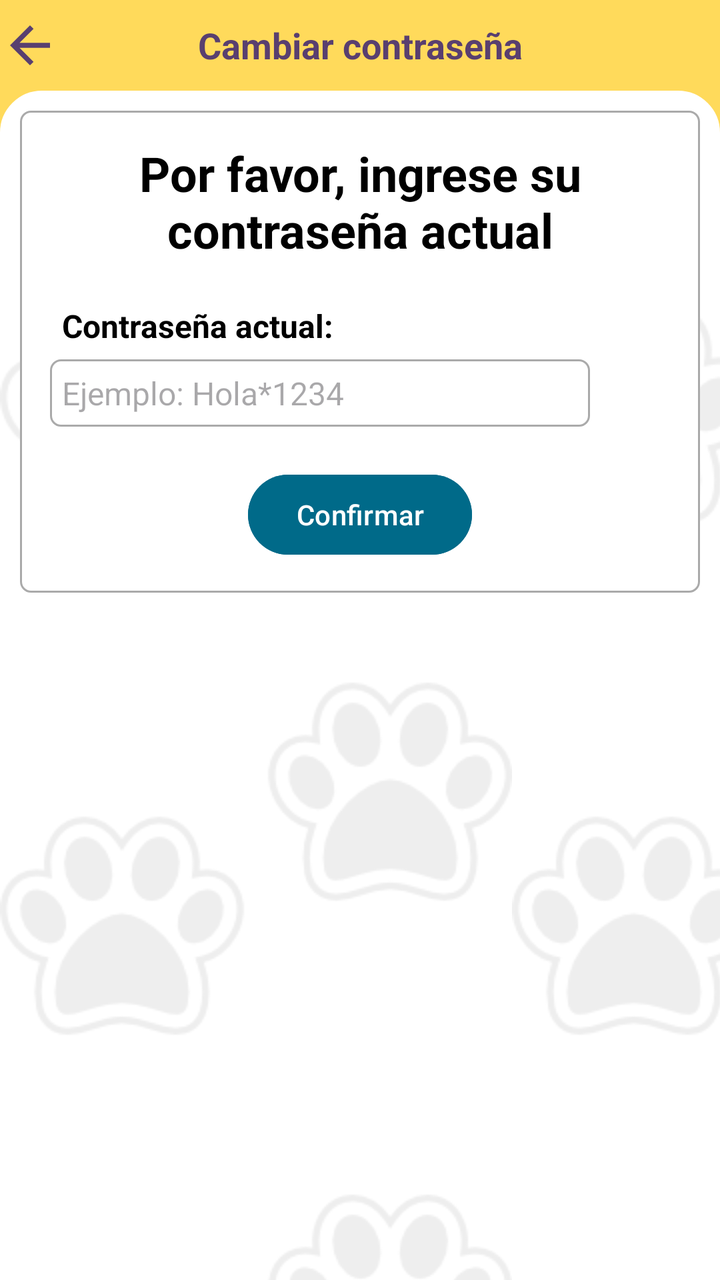
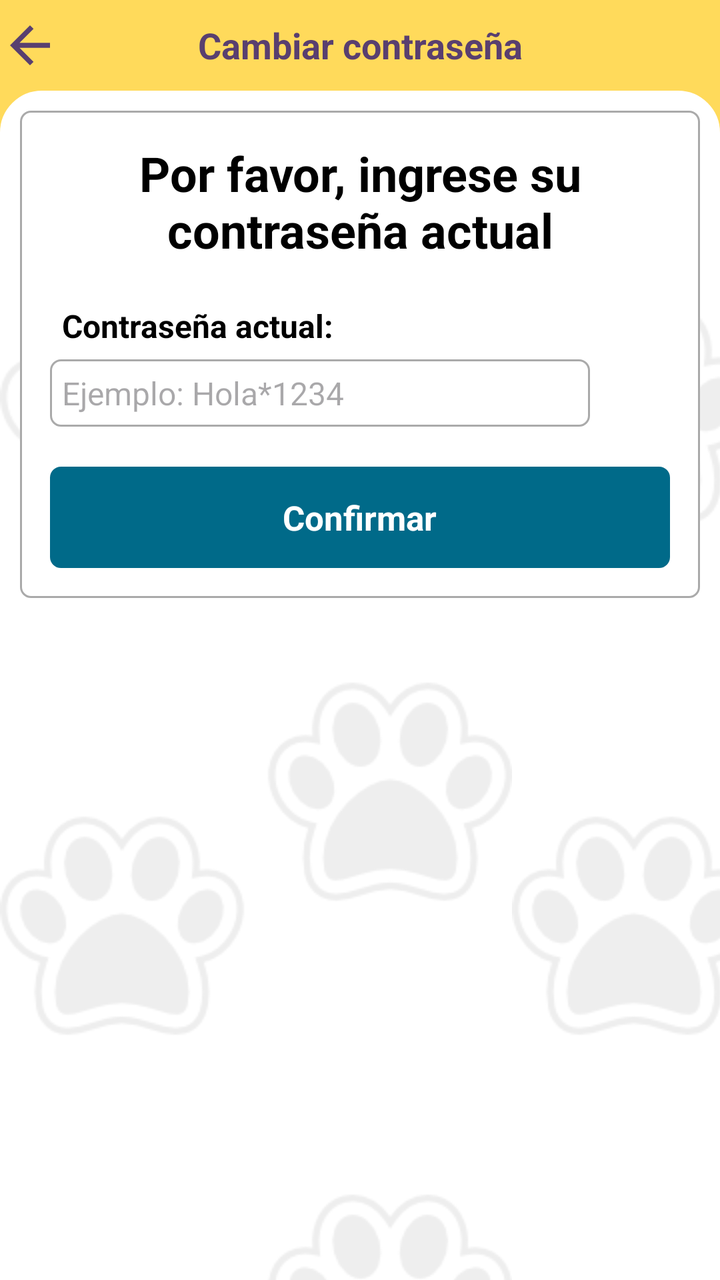

An Android layout rendered at two revisions. The XML below is the earlier revision; the diff shows what the commit changed to produce the second picture.
<!-- AndroidManifest.xml: application theme Theme.TIC_PV -->
<!-- res/layout/activity_cambiar_clave.xml -->
<?xml version="1.0" encoding="utf-8"?>
<RelativeLayout xmlns:android="http://schemas.android.com/apk/res/android"
    xmlns:app="http://schemas.android.com/apk/res-auto"
    xmlns:tools="http://schemas.android.com/tools"
    android:id="@+id/main"
    android:layout_width="match_parent"
    android:layout_height="match_parent"
    android:fitsSystemWindows="true"
    android:focusableInTouchMode="true"
    android:background="@color/yellow"
    tools:context=".Vista.CambiarClaveActivity">

    <RelativeLayout
        android:layout_width="match_parent"
        android:layout_height="wrap_content"
        android:id="@+id/lYSuperiorCambiarClave"
        android:background="@color/yellow"
        android:orientation="horizontal">

        <ImageView
            android:layout_width="30dp"
            android:layout_height="30dp"
            android:id="@+id/iVRegresarCambiarClave"
            android:layout_centerVertical="true"
            android:foreground="?android:attr/selectableItemBackgroundBorderless"
            android:background="@drawable/ic_retroceder"
            android:backgroundTint="@color/lila"/>

        <TextView
            android:layout_width="match_parent"
            android:layout_height="wrap_content"
            android:id="@+id/tVTituloCambiarClave"
            android:textSize="18sp"
            android:layout_centerVertical="true"
            android:textAlignment="center"
            android:textStyle="bold"
            android:textColor="@color/lila"
            android:text="Cambiar contraseña"/>

        <View
            android:id="@+id/viewTituloCambiarClave"
            android:layout_width="match_parent"
            android:layout_height="1dp"
            android:layout_marginTop="20dp"
            android:layout_below="@+id/tVTituloCambiarClave"
            android:background="@color/yellow" />

    </RelativeLayout>

    <FrameLayout
        android:layout_width="match_parent"
        android:layout_height="match_parent"
        android:background="@drawable/bordes_fragment"
        android:layout_below="@+id/lYSuperiorCambiarClave">

        <ScrollView
            android:layout_width="match_parent"
            android:layout_height="wrap_content"
            android:id="@+id/scrollCambiarClave">

            <LinearLayout
                android:layout_width="match_parent"
                android:layout_height="wrap_content"
                android:padding="10dp"
                android:orientation="vertical">

                <RelativeLayout
                    android:layout_width="match_parent"
                    android:layout_height="wrap_content"
                    android:padding="15dp"
                    android:id="@+id/rLAutenticarUsuario"
                    android:background="@drawable/border">

                    <TextView
                        android:layout_width="wrap_content"
                        android:layout_height="wrap_content"
                        android:id="@+id/encabezadoAutenticar"
                        android:text="Por favor, ingrese su contraseña actual"
                        android:layout_centerHorizontal="true"
                        android:textAppearance="@style/TextAppearance.AppCompat.Headline"
                        android:textAlignment="center"
                        android:textColor="@color/black"
                        android:textStyle="bold"/>

                    <TextView
                        android:layout_width="match_parent"
                        android:layout_height="wrap_content"
                        android:id="@+id/tvClaveCC"
                        android:padding="6dp"
                        android:layout_marginTop="15dp"
                        android:layout_below="@id/encabezadoAutenticar"
                        android:text="Contraseña actual:"
                        android:textColor="@color/black"
                        android:textStyle="bold"
                        android:textSize="16sp"/>

                    <EditText
                        android:id="@+id/eTClaveCC"
                        android:layout_width="match_parent"
                        android:layout_height="wrap_content"
                        android:layout_below="@id/tvClaveCC"
                        android:layout_alignParentStart="true"
                        android:layout_toEndOf="@+id/iVVerClaveActual"
                        android:layout_toStartOf="@+id/iVVerClaveActual"
                        android:background="@drawable/border"
                        android:ems="10"
                        android:hint="Ejemplo: Hola*1234"
                        android:inputType="text|textPassword"
                        android:layout_marginBottom="10dp"
                        android:padding="6dp"
                        android:maxLength="15"
                        android:textSize="16sp" />

                    <ImageView
                        android:layout_width="30dp"
                        android:layout_height="30dp"
                        android:layout_marginRight="10dp"
                        android:layout_alignParentEnd="true"
                        android:layout_marginStart="10dp"
                        android:foreground="?android:attr/selectableItemBackgroundBorderless"
                        android:layout_below="@+id/tvClaveCC"
                        android:id="@+id/iVVerClaveActual"/>

                    <Button
                        android:id="@+id/btnConfirmarAutenticacion"
                        android:layout_width="wrap_content"
                        android:layout_height="wrap_content"
                        android:layout_marginTop="10dp"
                        android:layout_below="@+id/eTClaveCC"
                        android:layout_centerHorizontal="true"
                        android:backgroundTint="@color/blue_2"
                        android:text="Confirmar" />

                </RelativeLayout>

                <RelativeLayout
                    android:layout_width="match_parent"
                    android:layout_height="wrap_content"
                    android:layout_marginTop="30dp"
                    android:padding="15dp"
                    android:id="@+id/rLNuevaClave"
                    android:visibility="gone"
                    android:background="@drawable/border">

                    <TextView
                        android:layout_width="wrap_content"
                        android:layout_height="wrap_content"
                        android:text="Ingrese su nueva contraseña"
                        android:id="@+id/encabezadoActualizarClave"
                        android:textAlignment="center"
                        android:layout_centerHorizontal="true"
                        android:textStyle="bold"
                        android:textColor="@color/black"
                        android:textAppearance="@style/TextAppearance.AppCompat.Headline"/>

                    <TextView
                        android:layout_width="match_parent"
                        android:layout_height="wrap_content"
                        android:id="@+id/tvNuevaClaveCC"
                        android:layout_marginTop="15dp"
                        android:padding="6dp"
                        android:layout_below="@+id/encabezadoActualizarClave"
                        android:text="Nueva Contraseña:"
                        android:textStyle="bold"
                        android:textColor="@color/black"
                        android:textSize="16sp"/>

                    <TextView
                        android:id="@+id/tVIndicNuevaClave"
                        android:layout_width="match_parent"
                        android:layout_height="wrap_content"
                        android:layout_below="@id/tvNuevaClaveCC"
                        android:padding="6dp"
                        android:text="La contraseña debe contar con un mínimo de 8 caracteres, un máximo de 15 caracteres, letras mayúsculas, minúsculas, números y caracteres especiales (@,-,_,#,*)"
                        android:textColor="@color/black"
                        android:textStyle="italic"
                        android:textSize="14sp" />

                    <EditText
                        android:layout_width="match_parent"
                        android:layout_height="wrap_content"
                        android:id="@+id/etNuevaClaveCC"
                        android:inputType="textPassword"
                        android:layout_alignParentStart="true"
                        android:layout_toEndOf="@+id/iVVerNuevaClave"
                        android:layout_toStartOf="@+id/iVVerNuevaClave"
                        android:hint="Ejemplo: Hola*123"
                        android:padding="6dp"
                        android:layout_marginBottom="10dp"
                        android:textColor="@color/black"
                        android:background="@drawable/border"
                        android:layout_below="@id/tVIndicNuevaClave"
                        android:maxLength="15"
                        android:textSize="16sp"/>

                    <ImageView
                        android:layout_width="30dp"
                        android:layout_height="30dp"
                        android:layout_marginRight="10dp"
                        android:layout_alignParentEnd="true"
                        android:layout_marginStart="10dp"
                        android:foreground="?android:attr/selectableItemBackgroundBorderless"
                        android:layout_below="@+id/tVIndicNuevaClave"
                        android:id="@+id/iVVerNuevaClave"/>

                    <TextView
                        android:id="@+id/tVMaxCaracteresCC"
                        android:layout_width="match_parent"
                        android:layout_height="wrap_content"
                        android:layout_below="@id/etNuevaClaveCC"
                        android:text="✔ Al menos 8 caracteres"
                        android:textColor="@android:color/holo_red_light" />

                    <TextView
                        android:id="@+id/tVMinusculasCC"
                        android:layout_width="match_parent"
                        android:layout_height="wrap_content"
                        android:layout_below="@+id/tVMaxCaracteresCC"
                        android:text="✔ Al menos una letra minúscula"
                        android:textColor="@android:color/holo_red_light" />

                    <TextView
                        android:id="@+id/tVMayusculasCC"
                        android:layout_width="match_parent"
                        android:layout_height="wrap_content"
                        android:layout_below="@+id/tVMinusculasCC"
                        android:text="✔ Al menos una letra mayúscula"
                        android:textColor="@android:color/holo_red_light" />

                    <TextView
                        android:id="@+id/tVNumeroCC"
                        android:layout_width="match_parent"
                        android:layout_height="wrap_content"
                        android:layout_below="@+id/tVMayusculasCC"
                        android:text="✔ Al menos un número"
                        android:textColor="@android:color/holo_red_light" />

                    <TextView
                        android:id="@+id/tVCaracterEspecialCC"
                        android:layout_width="match_parent"
                        android:layout_height="wrap_content"
                        android:layout_below="@+id/tVNumeroCC"
                        android:text="✔ Al menos un carácter especial"
                        android:textColor="@android:color/holo_red_light" />


                    <TextView
                        android:layout_width="match_parent"
                        android:layout_height="wrap_content"
                        android:id="@+id/tvNuevaClaveConfirCC"
                        android:layout_marginTop="10dp"
                        android:padding="6dp"
                        android:layout_below="@+id/tVCaracterEspecialCC"
                        android:text="Confirmar nueva contraseña:"
                        android:textStyle="bold"
                        android:textColor="@color/black"
                        android:textSize="16sp"/>

                    <EditText
                        android:layout_width="match_parent"
                        android:layout_height="wrap_content"
                        android:id="@+id/etNuevaClaveConfirCC"
                        android:inputType="textPassword"
                        android:layout_alignParentStart="true"
                        android:layout_toEndOf="@+id/iVVerConfirmNuevaClave"
                        android:layout_toStartOf="@+id/iVVerConfirmNuevaClave"
                        android:hint="Por favor, vuelva a ingresar su contraseña"
                        android:padding="6dp"
                        android:textColor="@color/black"
                        android:background="@drawable/border"
                        android:layout_below="@id/tvNuevaClaveConfirCC"
                        android:maxLength="15"
                        android:textSize="16sp"/>

                    <ImageView
                        android:layout_width="30dp"
                        android:layout_height="30dp"
                        android:layout_marginRight="10dp"
                        android:layout_alignParentEnd="true"
                        android:layout_marginStart="10dp"
                        android:foreground="?android:attr/selectableItemBackgroundBorderless"
                        android:layout_below="@+id/tvNuevaClaveConfirCC"
                        android:id="@+id/iVVerConfirmNuevaClave"/>

                    <TextView
                        android:id="@+id/tVErrorConfirClaveCC"
                        android:layout_width="match_parent"
                        android:layout_height="wrap_content"
                        android:layout_below="@id/etNuevaClaveConfirCC"
                        android:text="* Las contraseñas no coinciden"
                        android:textStyle="italic"
                        android:visibility="gone"
                        android:textColor="@android:color/holo_red_light"/>

                    <Button
                        android:layout_width="wrap_content"
                        android:layout_height="wrap_content"
                        android:id="@+id/btnGuardarCambioClave"
                        android:layout_centerHorizontal="true"
                        android:layout_marginTop="15dp"
                        android:layout_below="@+id/tVErrorConfirClaveCC"
                        android:text="Aceptar"/>

                </RelativeLayout>

            </LinearLayout>

        </ScrollView>

    </FrameLayout>

</RelativeLayout>
<!-- resources referenced by this layout -->
<resources>
  <color name="black">#FF000000</color>
  <color name="blue_2">#006A89</color>
  <color name="lila">#593f6f</color>
  <color name="yellow">#ffda5b</color>
  <!-- drawable border (drawable) -->
  <?xml version="1.0" encoding="utf-8"?>
  <shape xmlns:android="http://schemas.android.com/apk/res/android">
      
      <solid android:color="#FFFFFF"/>
  
      
      <stroke android:width="1dp" android:color="#AAAAAA"/>
  
      
      <corners android:radius="5dp"/>
  </shape>
  <!-- drawable bordes_fragment (drawable) -->
  <?xml version="1.0" encoding="utf-8"?>
  <layer-list xmlns:android="http://schemas.android.com/apk/res/android">
  
      
      <item>
          <shape android:shape="rectangle">
              <solid android:color="#FFFFFF" />
  
              
              <corners
                  android:topLeftRadius="20dp"
                  android:topRightRadius="20dp" />
  
              <stroke
                  android:width="2dp"
                  android:color="#FFFFFF" />
          </shape>
      </item>
  
      
      <item>
          <bitmap
              android:src="@drawable/huellitas"
              android:tileMode="repeat"
              android:gravity="center"
              android:tint="@android:color/darker_gray"
              android:alpha="0.2"/> 
      </item>
  
  </layer-list>
  <!-- drawable ic_retroceder (drawable) -->
  <vector xmlns:android="http://schemas.android.com/apk/res/android" android:autoMirrored="true" android:height="24dp" android:tint="#FFFFFF" android:viewportHeight="24" android:viewportWidth="24" android:width="24dp">
        
      <path android:fillColor="@android:color/white" android:pathData="M20,11H7.83l5.59,-5.59L12,4l-8,8 8,8 1.41,-1.41L7.83,13H20v-2z"/>
      
  </vector>
  <style name="Theme.TIC_PV" parent="Base.Theme.TIC_PV" />
  <!-- drawable huellitas: png bitmap (drawable, 6949 bytes) -->
  <style name="Base.Theme.TIC_PV" parent="Theme.Material3.DayNight.NoActionBar">
          
          
  
  
  
  
  
  
  
  
      </style>
</resources>

<!-- the commit's change to res/layout/activity_cambiar_clave.xml (unified diff, before → after) -->
@@ -121,15 +121,29 @@
                         android:layout_below="@+id/tvClaveCC"
                         android:id="@+id/iVVerClaveActual"/>
 
-                    <Button
+                    <LinearLayout
                         android:id="@+id/btnConfirmarAutenticacion"
-                        android:layout_width="wrap_content"
+                        android:layout_width="match_parent"
                         android:layout_height="wrap_content"
                         android:layout_marginTop="10dp"
                         android:layout_below="@+id/eTClaveCC"
-                        android:layout_centerHorizontal="true"
+                        android:background="@drawable/border"
                         android:backgroundTint="@color/blue_2"
-                        android:text="Confirmar" />
+                        android:clickable="true"
+                        android:focusable="true"
+                        android:foreground="?android:attr/selectableItemBackground"
+                        android:gravity="center"
+                        android:orientation="horizontal"
+                        android:padding="14dp">
+
+                        <TextView
+                            android:layout_width="wrap_content"
+                            android:layout_height="wrap_content"
+                            android:text="Confirmar"
+                            android:textColor="@color/white"
+                            android:textSize="17sp"
+                            android:textStyle="bold" />
+                    </LinearLayout>
 
                 </RelativeLayout>
 
@@ -292,14 +306,29 @@
                         android:visibility="gone"
                         android:textColor="@android:color/holo_red_light"/>
 
-                    <Button
-                        android:layout_width="wrap_content"
+                    <LinearLayout
+                        android:layout_width="match_parent"
                         android:layout_height="wrap_content"
                         android:id="@+id/btnGuardarCambioClave"
-                        android:layout_centerHorizontal="true"
                         android:layout_marginTop="15dp"
                         android:layout_below="@+id/tVErrorConfirClaveCC"
-                        android:text="Aceptar"/>
+                        android:background="@drawable/border"
+                        android:backgroundTint="@color/lila"
+                        android:clickable="true"
+                        android:focusable="true"
+                        android:foreground="?android:attr/selectableItemBackground"
+                        android:gravity="center"
+                        android:orientation="horizontal"
+                        android:padding="14dp">
+
+                        <TextView
+                            android:layout_width="wrap_content"
+                            android:layout_height="wrap_content"
+                            android:text="Aceptar"
+                            android:textColor="@color/white"
+                            android:textSize="17sp"
+                            android:textStyle="bold" />
+                    </LinearLayout>
 
                 </RelativeLayout>
 
<!-- resource entries referenced after the edit -->
@@ -3,6 +3,7 @@
   <color name="black">#FF000000</color>
   <color name="blue_2">#006A89</color>
   <color name="lila">#593f6f</color>
+  <color name="white">#FFFFFFFF</color>
   <color name="yellow">#ffda5b</color>
   <!-- drawable border (drawable) -->
   <?xml version="1.0" encoding="utf-8"?>
